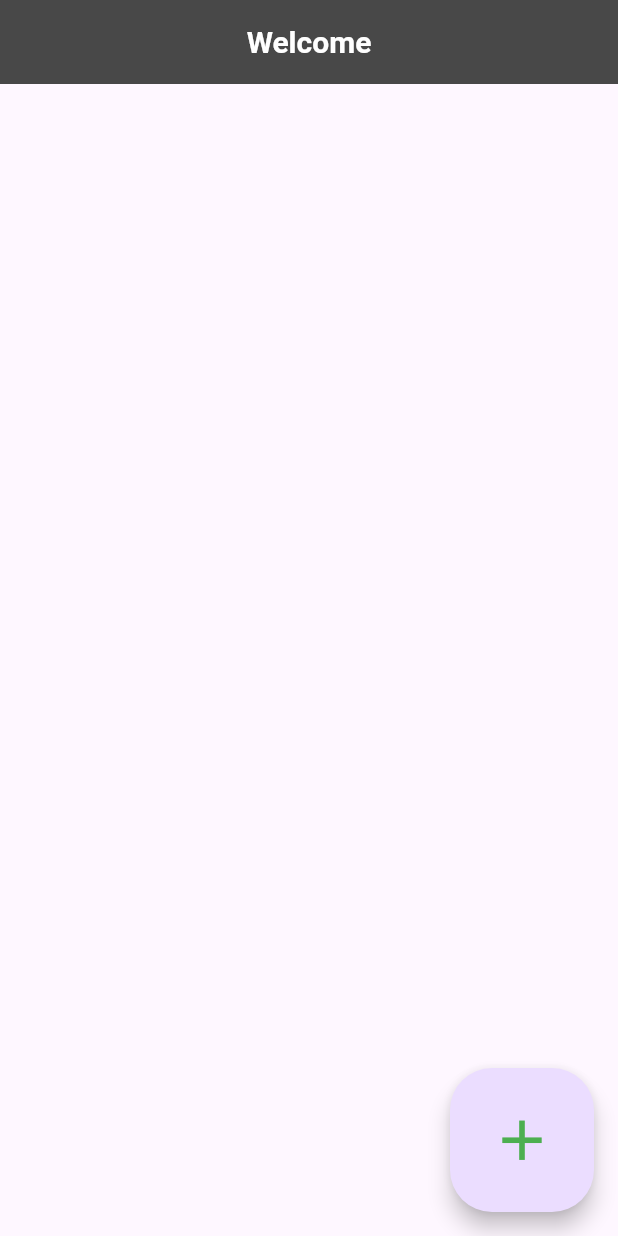
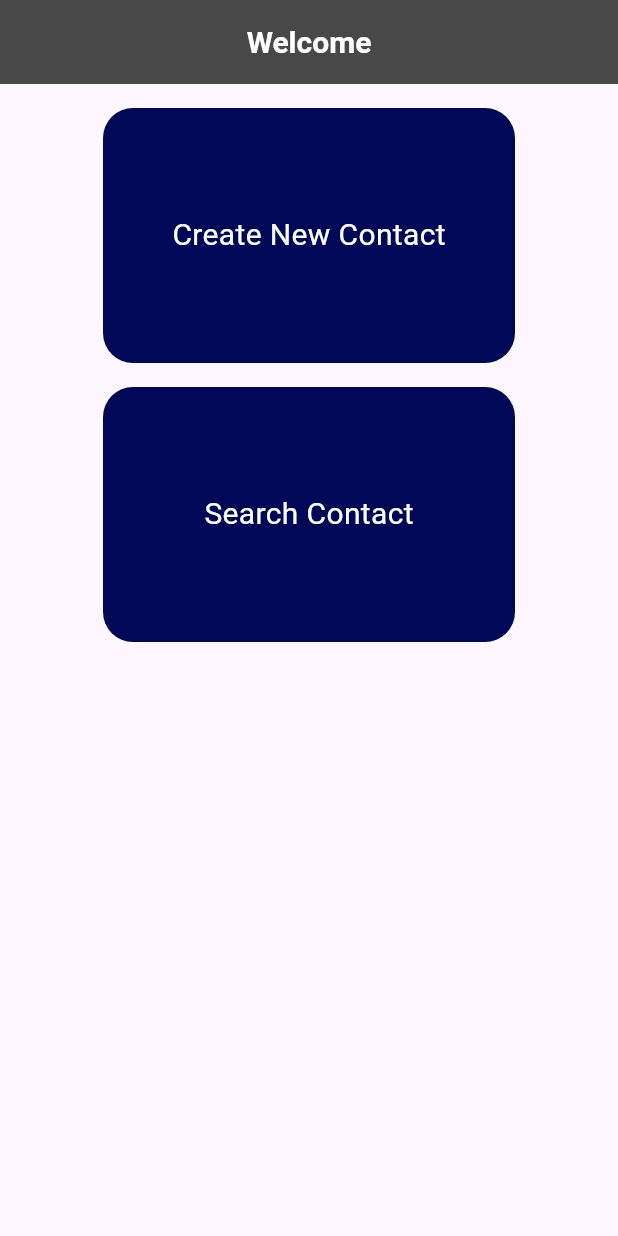
Before and after one commit to Dimmithra/contacts_buddy, a Flutter app: the screen it shows after launch, after a tap on "Skip", on a phone screen of 412 x 824 dp. Run offline on Flutter 3.47's test engine with Material 3 defaults, Android fonts, the phone set to English and light mode, and no system bars; our stand-ins replace expansion_tile_card, flutter_image_slideshow, flutter_secure_storage, ionicons, loading_animation_widget and 2 more; missing offline and left inert: dart:ffi; accounts and stored records are empty.

```diff
--- a/lib/pages/home/home.dart
+++ b/lib/pages/home/home.dart
@@ -1,10 +1,14 @@
 import 'package:contacts_buddy/pages/add_contact/addnew_contact.dart';
+import 'package:contacts_buddy/pages/contact_Details/contact_Details.dart';
 import 'package:contacts_buddy/utils/colors.dart';
 import 'package:contacts_buddy/utils/main_body.dart';
+import 'package:contacts_buddy/widgets/common_card.dart';
 import 'package:contacts_buddy/widgets/common_contact_card.dart';
 import 'package:contacts_buddy/widgets/common_loader.dart';
+import 'package:contacts_buddy/widgets/common_message.dart';
 import 'package:flutter/material.dart';
 import 'package:provider/provider.dart';
+import 'package:rflutter_alert/rflutter_alert.dart';
 
 import '../../providers/contact_provider.dart';
 
@@ -17,13 +21,13 @@ class HomeScreen extends StatefulWidget {
 
 class _HomeScreenState extends State<HomeScreen> {
   @override
-  void initState() {
-    WidgetsBinding.instance.addPostFrameCallback((_) {
-      Provider.of<ContactProvider>(context, listen: false)
-          .loadAllContactRecords(context);
-    });
-    super.initState();
-  }
+  // void initState() {
+  //   WidgetsBinding.instance.addPostFrameCallback((_) {
+  //     Provider.of<ContactProvider>(context, listen: false)
+  //         .loadAllContactRecords(context);
+  //   });
+  //   super.initState();
+  // }
 
   @override
   Widget build(BuildContext context) {
@@ -33,44 +37,13 @@ class _HomeScreenState extends State<HomeScreen> {
       automaticallyImplyLeading: false,
       appbarTitleColor: Colors.white,
       body: SingleChildScrollView(
-        child: Column(children: [
-          Consumer<ContactProvider>(
-            builder: (context, contactProvider, child) {
-              if (contactProvider.getloadHomeData) {
-                return const CommonPageLoader();
-              }
-              return Padding(
-                padding: EdgeInsets.all(8.0),
+        child: Padding(
+            padding: const EdgeInsets.all(8.0),
+            child: Center(
               child: Column(
                 children: [
-                    for (int i = 0; i < contactProvider.data.length; i++)
-                      Padding(
-                        padding: const EdgeInsets.all(8.0),
-                        child: CommonContactCard(
-                          title: contactProvider.data[i]['firstName'],
-                          subTitle: contactProvider.data[i]['primaryMobileNo'],
-                          firstName:
-                              'Firstname:${contactProvider.data[i]['primaryMobileNo']}',
-                          lastName:
-                              'Last name:${contactProvider.data[i]['lastName']}',
-                          pMobileNo:
-                              'Mobile No 1:${contactProvider.data[i]['primaryMobileNo']}',
-                          secMobileNo:
-                              'Mobile No 2:${contactProvider.data[i]['secondoryNo']}',
-                          email: 'Email:${contactProvider.data[i]['email']}',
-                          specialNote:
-                              'Special Note:${contactProvider.data[i]['specialNote']}',
-                        ),
-                      )
-                  ],
-                ),
-              );
-            },
-          )
-        ]),
-      ),
-      floatingActionButton: FloatingActionButton.large(
-        onPressed: () {
+                  CommonCard(
+                    onpress: () {
                       Navigator.push(
                         context,
                         MaterialPageRoute(
@@ -78,11 +51,24 @@ class _HomeScreenState extends State<HomeScreen> {
                         ),
                       );
                     },
-        child: Icon(
-          Icons.add,
-          color: Colors.green,
-          size: 45,
+                    name: 'Create New Contact',
+                    backgroundColor: Color.fromARGB(255, 0, 9, 88),
                   ),
+                  CommonCard(
+                    onpress: () {
+                      Navigator.push(
+                        context,
+                        MaterialPageRoute(
+                          builder: (context) => const ContactDetail(),
+                        ),
+                      );
+                    },
+                    name: 'Search Contact',
+                    backgroundColor: Color.fromARGB(255, 0, 9, 88),
+                  ),
+                ],
+              ),
+            )),
       ),
     );
   }
--- /dev/null
+++ b/lib/widgets/common_card.dart
@@ -0,0 +1,40 @@
+import 'package:flutter/material.dart';
+
+class CommonCard extends StatelessWidget {
+  const CommonCard({
+    super.key,
+    required this.onpress,
+    required this.name,
+    this.backgroundColor,
+  });
+
+  final Function() onpress;
+  final String name;
+  final Color? backgroundColor;
+  @override
+  Widget build(BuildContext context) {
+    return Padding(
+      padding: EdgeInsets.all(8.0),
+      child: InkWell(
+        onTap: onpress,
+        child: Container(
+          width: MediaQuery.of(context).size.width / 1.5,
+          height: 170,
+          decoration: BoxDecoration(
+            borderRadius: BorderRadius.circular(20),
+            color: backgroundColor,
+          ),
+          child: Center(
+            child: Text(
+              name,
+              style: TextStyle(
+                fontSize: 20,
+                color: Colors.white,
+              ),
+            ),
+          ),
+        ),
+      ),
+    );
+  }
+}
```
Also changed, not shown: lib/database/database_helper.dart (+7 -0 lines), lib/pages/add_contact/addnew_contact.dart (+5 -3 lines), lib/pages/contact_Details/contact_Details.dart (added, +116 -0 lines), lib/providers/contact_provider.dart (+26 -13 lines), lib/widgets/common_contact_card.dart (+7 -2 lines). Lines whose indentation alone changed are shown as unchanged.
